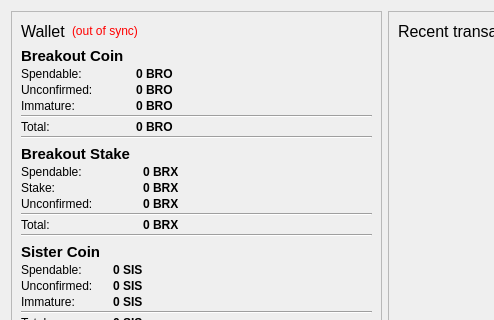
BreakoutCoin/Breakout-Chain-Client, file src/qt/forms/overviewpage.ui: the form before one commit; both pictures show x 0 to 494 and y 0 to 320 of the 770 by 680 pixel window.
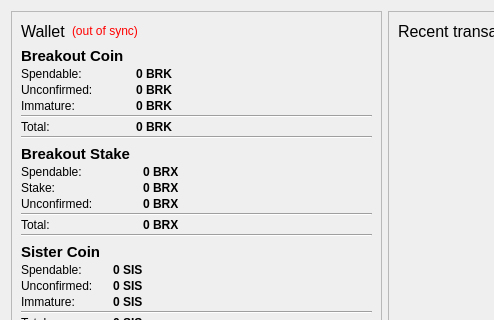
The form after the commit.

```diff
--- a/src/qt/forms/overviewpage.ui
+++ b/src/qt/forms/overviewpage.ui
@@ -121,7 +121,7 @@
                <string>Your current spendable balance</string>
               </property>
               <property name="text">
-               <string notr="true">0 BRO</string>
+               <string notr="true">0 BRK</string>
               </property>
               <property name="textInteractionFlags">
                <set>Qt::LinksAccessibleByMouse|Qt::TextSelectableByKeyboard|Qt::TextSelectableByMouse</set>
@@ -150,7 +150,7 @@
                <string>Total of transactions that have yet to be confirmed, and do not yet count toward the current balance</string>
               </property>
               <property name="text">
-               <string notr="true">0 BRO</string>
+               <string notr="true">0 BRK</string>
               </property>
               <property name="textInteractionFlags">
                <set>Qt::LinksAccessibleByMouse|Qt::TextSelectableByKeyboard|Qt::TextSelectableByMouse</set>
@@ -169,7 +169,7 @@
                <string>Mined balance that has not yet matured</string>
               </property>
               <property name="text">
-               <string notr="true">0 BRO</string>
+               <string notr="true">0 BRK</string>
               </property>
               <property name="textInteractionFlags">
                <set>Qt::LinksAccessibleByMouse|Qt::TextSelectableByKeyboard|Qt::TextSelectableByMouse</set>
@@ -205,7 +205,7 @@
                <string>Your current total balance</string>
               </property>
               <property name="text">
-               <string notr="true">0 BRO</string>
+               <string notr="true">0 BRK</string>
               </property>
               <property name="textInteractionFlags">
                <set>Qt::LinksAccessibleByMouse|Qt::TextSelectableByKeyboard|Qt::TextSelectableByMouse</set>
```
